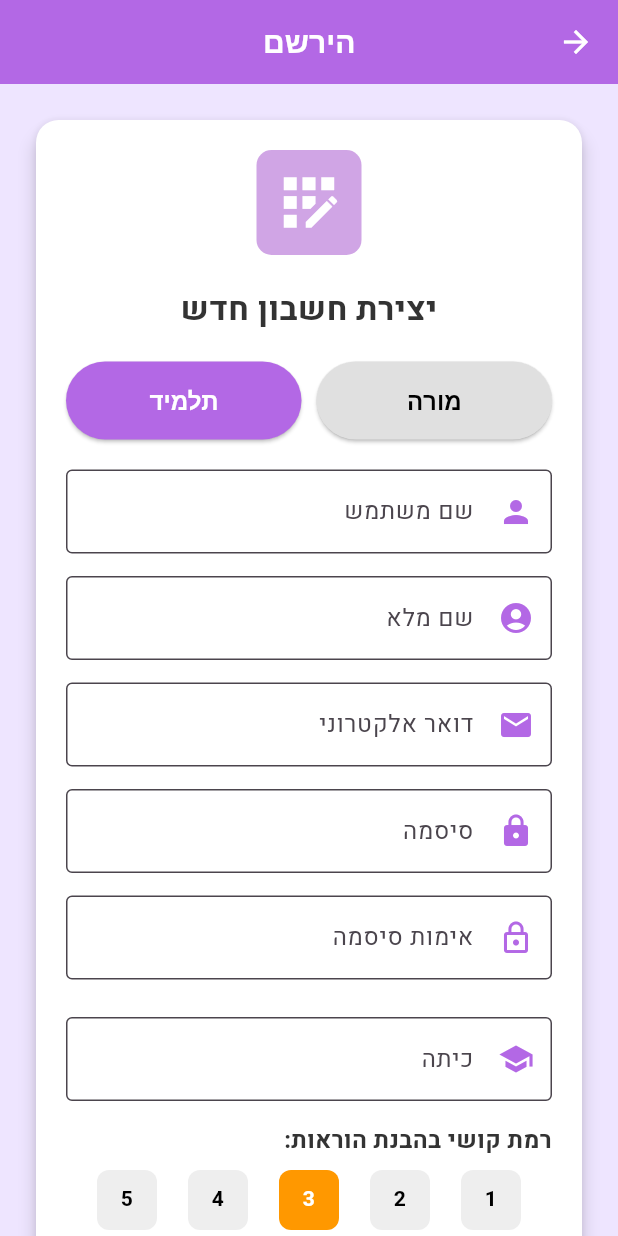
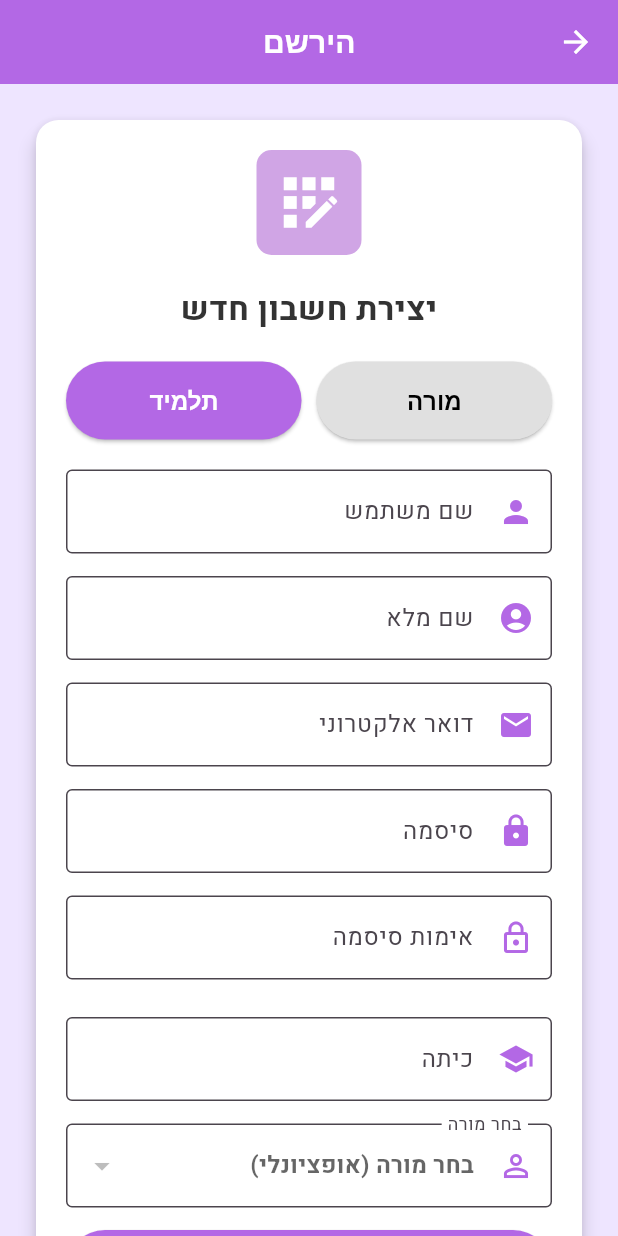
Before and after one commit to blackhat-bit/Learnobot-New, a Flutter app: the RegistrationScreen screen opened by its route, after a tap on "תלמיד", on a phone screen of 412 x 824 dp. Run offline on Flutter 3.47's test engine with Material 3 defaults, Android fonts, the phone set to English and light mode, and no system bars; our stand-ins replace file_picker, fl_chart, image_picker, shared_preferences; accounts and stored records are empty; network calls fail.

Commit message:
Update dependencies and enhance chat session management
- Updated `pubspec.yaml` to include `file_picker` version 10.3.3 and removed deprecated difficulty level fields from the registration screen.
- Added new API endpoint to end chat sessions, with permission checks for students and admins.
- Improved analytics calculations for session durations and average satisfaction metrics.
- Enhanced student registration to automatically connect students to their current teacher.
- Updated `pubspec.lock` to reflect new dependencies and versions.

```diff
--- a/lib/screens/auth/registration_screen.dart
+++ b/lib/screens/auth/registration_screen.dart
@@ -21,8 +21,6 @@ class _RegistrationScreenState extends State<RegistrationScreen> {
 
   // Student-specific fields
   final _gradeController = TextEditingController();
-  final _difficultiesController = TextEditingController();
-  int _difficultyLevel = 3;
   String? _selectedTeacherUsername;
 
   // Teacher-specific fields
@@ -46,7 +44,6 @@ class _RegistrationScreenState extends State<RegistrationScreen> {
     _passwordController.dispose();
     _confirmPasswordController.dispose();
     _gradeController.dispose();
-    _difficultiesController.dispose();
     _schoolController.dispose();
     super.dispose();
   }
@@ -89,8 +86,8 @@ class _RegistrationScreenState extends State<RegistrationScreen> {
           role: _isTeacher ? 'teacher' : 'student',
           // Student-specific fields
           grade: _isTeacher ? null : _gradeController.text.trim(),
-          difficultyLevel: _isTeacher ? null : _difficultyLevel,
-          difficultiesDescription: _isTeacher ? null : _difficultiesController.text.trim(),
+          difficultyLevel: _isTeacher ? null : 3, // Default difficulty level, will be set by teacher later
+          difficultiesDescription: _isTeacher ? null : '', // Empty - will be set by teacher later
           teacherUsername: _isTeacher ? null : _selectedTeacherUsername,
           // Teacher-specific fields
           school: _isTeacher ? _schoolController.text.trim() : null,
@@ -355,69 +352,6 @@ class _RegistrationScreenState extends State<RegistrationScreen> {
                       ),
                       const SizedBox(height: 15),
 
-                      // Difficulty Level Selector
-                      Column(
-                        crossAxisAlignment: CrossAxisAlignment.start,
-                        children: [
-                          const Text(
-                            'רמת קושי בהבנת הוראות:',
-                            style: TextStyle(
-                              fontSize: 16,
-                              fontWeight: FontWeight.bold,
-                            ),
-                            textAlign: TextAlign.right,
-                          ),
-                          const SizedBox(height: 8),
-                          Row(
-                            mainAxisAlignment: MainAxisAlignment.spaceEvenly,
-                            children: List.generate(5, (index) =>
-                              GestureDetector(
-                                onTap: () {
-                                  setState(() {
-                                    _difficultyLevel = index + 1;
-                                  });
-                                },
-                                child: Container(
-                                  width: 40,
-                                  height: 40,
-                                  decoration: BoxDecoration(
-                                    color: _difficultyLevel == index + 1
-                                        ? _getDifficultyColor(index + 1)
-                                        : Colors.grey.shade200,
-                                    borderRadius: BorderRadius.circular(8),
-                                  ),
-                                  child: Center(
-                                    child: Text(
-                                      '${index + 1}',
-                                      style: TextStyle(
-                                        color: _difficultyLevel == index + 1
-                                            ? Colors.white
-                                            : Colors.black,
-                                        fontWeight: FontWeight.bold,
-                                      ),
-                                    ),
-                                  ),
-                                ),
-                              ),
-                            ),
-                          ),
-                        ],
-                      ),
-                      const SizedBox(height: 15),
-
-                      TextFormField(
-                        controller: _difficultiesController,
-                        maxLines: 3,
-                        decoration: const InputDecoration(
-                          labelText: 'תיאור קשיים (אופציונלי)',
-                          border: OutlineInputBorder(),
-                          prefixIcon: Icon(Icons.description),
-                        ),
-                        textAlign: TextAlign.right,
-                        textDirection: TextDirection.rtl,
-                      ),
-                      const SizedBox(height: 15),
-
                       // Teacher Selection Dropdown
                       DropdownButtonFormField<String>(
                         value: _selectedTeacherUsername,
@@ -513,21 +447,4 @@ class _RegistrationScreenState extends State<RegistrationScreen> {
       ),
     );
   }
-
-  Color _getDifficultyColor(int level) {
-    switch (level) {
-      case 1:
-        return Colors.green;
-      case 2:
-        return Colors.lightGreen;
-      case 3:
-        return Colors.orange;
-      case 4:
-        return Colors.deepOrange;
-      case 5:
-        return Colors.red;
-      default:
-        return Colors.grey;
-    }
-  }
 }
--- a/lib/screens/teacher/student_list_screen.dart
+++ b/lib/screens/teacher/student_list_screen.dart
@@ -510,6 +510,10 @@ class _StudentListScreenState extends State<StudentListScreen> {
                         });
 
                         try {
+                          // Get current teacher's username to connect the student
+                          final currentUser = await AuthServiceBackend.getCurrentUser();
+                          final teacherUsername = currentUser?['username'];
+
                           // Register student via backend
                           await AuthServiceBackend.register(
                             email: emailController.text.trim(),
@@ -520,6 +524,7 @@ class _StudentListScreenState extends State<StudentListScreen> {
                             grade: gradeController.text.trim(),
                             difficultyLevel: selectedDifficulty,
                             difficultiesDescription: descriptionController.text.trim(),
+                            teacherUsername: teacherUsername, // Connect to current teacher
                           );
 
                           // Refresh student list from backend
--- a/pubspec.yaml
+++ b/pubspec.yaml
@@ -30,7 +30,7 @@ dependencies:
   flutter_localizations:
     sdk: flutter
 
-  # The following adds the Cupertino Icons font to your application.
+  # The following adds the Cupertino Icons font to the application.
   # Use with the CupertinoIcons class for iOS style icons.
   cupertino_icons: ^1.0.5
 
@@ -44,7 +44,7 @@ dependencies:
   image_picker: ^0.8.7+5
 
   # File operations
-  file_picker: ^6.1.1
+  file_picker: ^10.3.3
 
   # Charts for analytics
   fl_chart: ^0.63.0
```
Also changed, not shown: .claude/settings.local.json, pubspec.lock, 6 other files.
